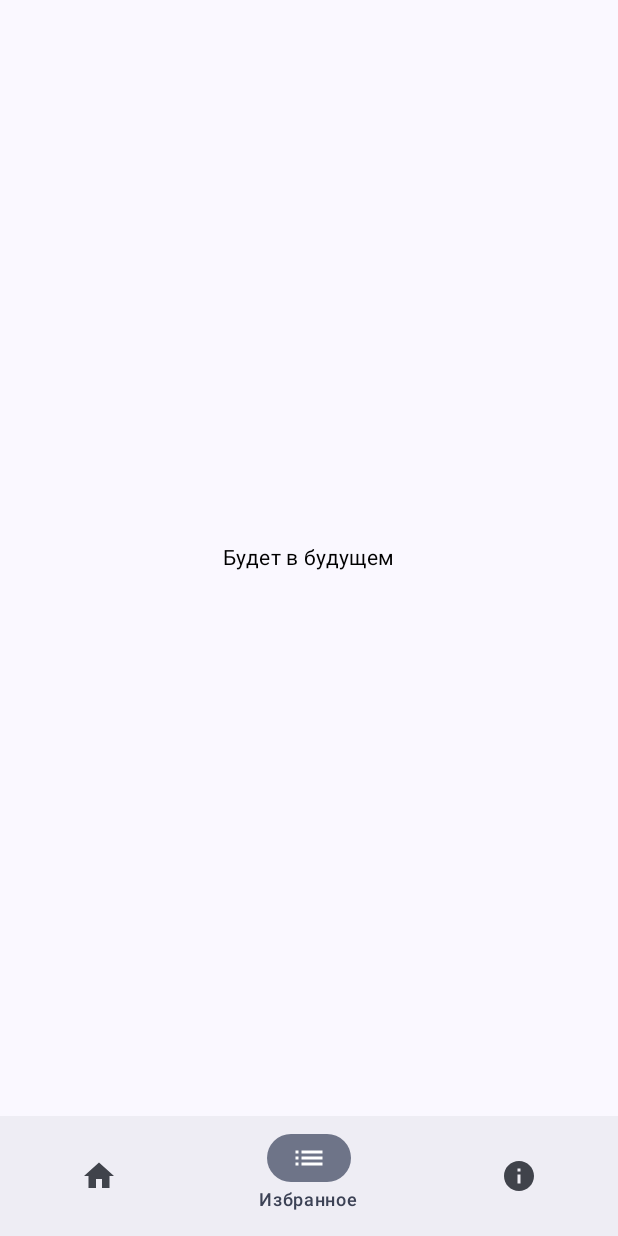
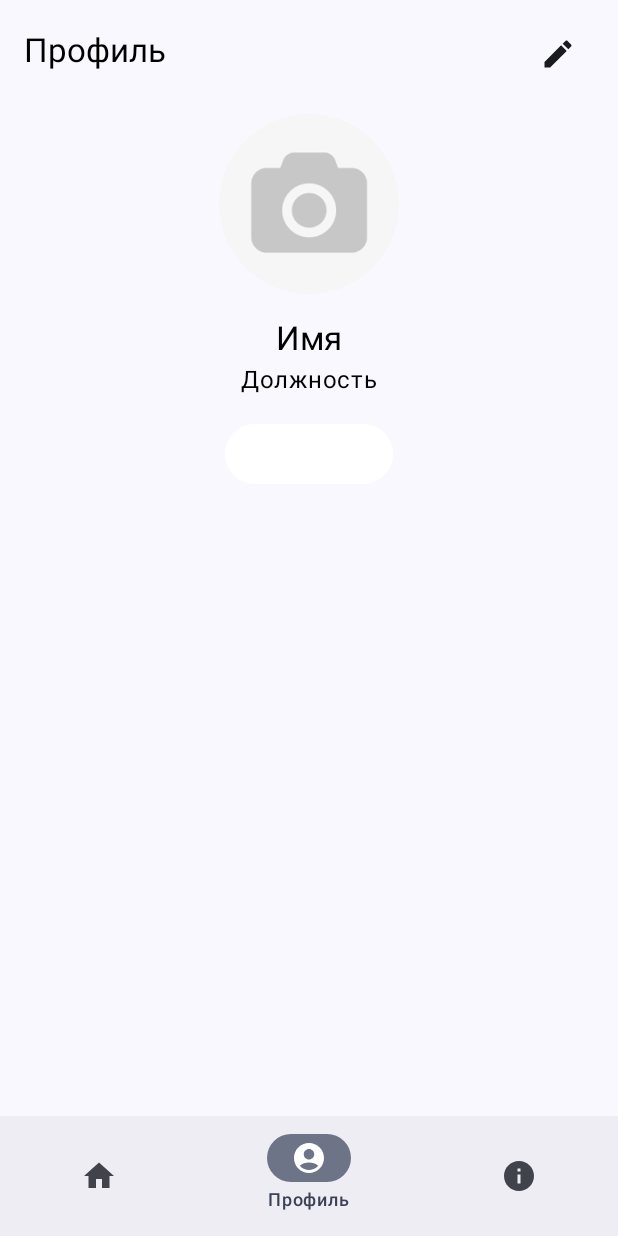
Before and after one commit to Aranthar/Bookshop, an Android app built with Jetpack Compose: the screen it shows after launch (MainActivity), item 2 of the bottom bar chosen, on a phone screen of 412 x 824 dp. Run offline under Robolectric (Android 15) with nearby library versions, the phone set to English and light mode, and no system bars; our stand-ins replace Dagger/Hilt's generated code, Room's generated code.

Commit message:
Написал базовую реализацию экрана Аккаунта

```diff
--- /dev/null
+++ b/app/src/main/java/ru/bookshop/data/models/AccountDTO.kt
@@ -0,0 +1,8 @@
+package ru.bookshop.data.models
+
+data class AccountDTO(
+    val image: Int? = null,
+    val name: String = "Имя",
+    val job: String = "Должность",
+    val resumeUrl: String? = null,
+): DTO()
--- a/app/src/main/java/ru/bookshop/ui/navigation/BottomNavigationBar.kt
+++ b/app/src/main/java/ru/bookshop/ui/navigation/BottomNavigationBar.kt
@@ -35,8 +35,8 @@ fun BottomNavigationBar(
                 onClick = {
                     when (item.name) {
                         currentRoute -> return@NavigationBarItem
-                        Screens.CatalogScreen.name -> {
-                            navController.navigate(Screens.CatalogScreen.name) {
+                        Screens.AccountScreen.name -> {
+                            navController.navigate(Screens.AccountScreen.name) {
                                 popUpTo(Screens.HomeScreen.name) { inclusive = false }
                             }
                         }
--- a/app/src/main/java/ru/bookshop/ui/navigation/NavGraph.kt
+++ b/app/src/main/java/ru/bookshop/ui/navigation/NavGraph.kt
@@ -12,9 +12,10 @@ import androidx.navigation.compose.NavHost
 import androidx.navigation.compose.composable
 import androidx.navigation.compose.currentBackStackEntryAsState
 import androidx.navigation.navArgument
+import ru.bookshop.data.models.AccountDTO
+import ru.bookshop.ui.screens.account.ui.AccountScreen
 import ru.bookshop.ui.screens.authors.ui.AuthorsScreen
 import ru.bookshop.ui.screens.books.ui.BooksScreen
-import ru.bookshop.ui.screens.catalog.ui.CatalogScreen
 import ru.bookshop.ui.screens.details.ui.DetailsScreen
 
 class NavGraph(
@@ -30,7 +31,7 @@ class NavGraph(
             contentAlignment = Alignment.TopStart
         ) {
             composable(Screens.HomeScreen.name) { CreateHomeScreen() }
-            composable(Screens.CatalogScreen.name) { CreateCatalogScreen() }
+            composable(Screens.AccountScreen.name) { CreateAccountScreen() }
             composable(Screens.AuthorsScreen.name) { CreateAuthorsScreen() }
             composable(
                 route = "${Screens.DetailsScreen.name}?$BOOK_ID={$BOOK_ID}",
@@ -54,8 +55,14 @@ class NavGraph(
     }
 
     @Composable
-    private fun CreateCatalogScreen() {
-        CatalogScreen()
+    private fun CreateAccountScreen() {
+        AccountScreen(
+            info = AccountDTO(),
+            onEditClick = {
+//                navController.navigate(Screens.AccountEditScreen.name)
+            },
+            onResumeClick = {}
+        )
     }
 
     @Composable
--- a/app/src/main/java/ru/bookshop/ui/navigation/Screens.kt
+++ b/app/src/main/java/ru/bookshop/ui/navigation/Screens.kt
@@ -2,19 +2,20 @@ package ru.bookshop.ui.navigation
 
 import androidx.compose.material.icons.Icons
 import androidx.compose.material.icons.automirrored.filled.List
+import androidx.compose.material.icons.filled.AccountCircle
 import androidx.compose.material.icons.filled.Home
 import androidx.compose.material.icons.filled.Info
 import androidx.compose.ui.graphics.vector.ImageVector
 
 enum class Screens(val title: String? = null, val imageVector: ImageVector? = null) {
     HomeScreen("Главная", Icons.Filled.Home),
-    CatalogScreen("Избранное", Icons.AutoMirrored.Filled.List),
+    AccountScreen("Профиль", Icons.Filled.AccountCircle),
     AuthorsScreen("Об авторах", Icons.Filled.Info),
     DetailsScreen;
 
     companion object {
         fun getBottomItems(): List<Screens> {
-            return listOf(HomeScreen, CatalogScreen, AuthorsScreen)
+            return listOf(HomeScreen, AccountScreen, AuthorsScreen)
         }
     }
 }
--- /dev/null
+++ b/app/src/main/java/ru/bookshop/ui/screens/account/models/AccountEvent.kt
@@ -0,0 +1,5 @@
+package ru.bookshop.ui.screens.account.models
+
+sealed class AccountEvent {
+
+}
--- /dev/null
+++ b/app/src/main/java/ru/bookshop/ui/screens/account/models/AccountViewState.kt
@@ -0,0 +1,7 @@
+package ru.bookshop.ui.screens.account.models
+
+import ru.bookshop.data.models.AccountDTO
+
+data class AccountViewState(
+    val accountInfo: AccountDTO = AccountDTO(),
+)
--- /dev/null
+++ b/app/src/main/java/ru/bookshop/ui/screens/account/presentation/AccountViewModel.kt
@@ -0,0 +1,16 @@
+package ru.bookshop.ui.screens.account.presentation
+
+import dagger.hilt.android.lifecycle.HiltViewModel
+import ru.bookshop.data.models.AccountDTO
+import ru.bookshop.ui.common.models.BaseViewModel
+import ru.bookshop.ui.screens.account.models.AccountEvent
+import ru.bookshop.ui.screens.account.models.AccountViewState
+import javax.inject.Inject
+
+@HiltViewModel
+class AccountViewModel @Inject constructor() :
+    BaseViewModel<AccountViewState, AccountEvent>(AccountViewState()) {
+
+        private val accountInfo = AccountDTO()
+
+}
--- /dev/null
+++ b/app/src/main/java/ru/bookshop/ui/screens/account/ui/AccountScreen.kt
@@ -0,0 +1,50 @@
+package ru.bookshop.ui.screens.account.ui
+
+import androidx.compose.foundation.layout.Arrangement
+import androidx.compose.foundation.layout.Column
+import androidx.compose.foundation.layout.fillMaxSize
+import androidx.compose.foundation.layout.padding
+import androidx.compose.runtime.Composable
+import androidx.compose.ui.Alignment
+import androidx.compose.ui.Modifier
+import androidx.compose.ui.tooling.preview.Preview
+import androidx.compose.ui.unit.dp
+import ru.bookshop.data.models.AccountDTO
+import ru.bookshop.ui.screens.account.ui.views.AccountContent
+import ru.bookshop.ui.screens.account.ui.views.AccountTitle
+import ru.bookshop.ui.theme.BookshopTheme
+
+@Composable
+fun AccountScreen(
+    info: AccountDTO,
+    onEditClick: () -> Unit,
+    onResumeClick: () -> Unit,
+) {
+    Column(
+        verticalArrangement = Arrangement.Top,
+        horizontalAlignment = Alignment.CenterHorizontally,
+        modifier = Modifier
+            .fillMaxSize()
+            .padding(vertical = 12.dp, horizontal = 16.dp),
+    ) {
+        AccountTitle(onEditClick)
+        AccountContent(
+            image = info.image,
+            name = info.name,
+            job = info.job,
+            onResumeClick = onResumeClick,
+        )
+    }
+}
+
+@Preview(showBackground = true)
+@Composable
+fun PreviewAccountScreen() {
+    BookshopTheme {
+        AccountScreen(
+            info = AccountDTO(),
+            onEditClick = {},
+            onResumeClick = {},
+        )
+    }
+}
--- /dev/null
+++ b/app/src/main/java/ru/bookshop/ui/screens/account/ui/views/AccountContent.kt
@@ -0,0 +1,96 @@
+package ru.bookshop.ui.screens.account.ui.views
+
+import androidx.compose.foundation.Image
+import androidx.compose.foundation.layout.Arrangement
+import androidx.compose.foundation.layout.Column
+import androidx.compose.foundation.layout.Spacer
+import androidx.compose.foundation.layout.fillMaxWidth
+import androidx.compose.foundation.layout.padding
+import androidx.compose.foundation.layout.size
+import androidx.compose.foundation.shape.RoundedCornerShape
+import androidx.compose.material3.Button
+import androidx.compose.material3.ButtonColors
+import androidx.compose.material3.MaterialTheme
+import androidx.compose.material3.Text
+import androidx.compose.runtime.Composable
+import androidx.compose.ui.Alignment
+import androidx.compose.ui.Modifier
+import androidx.compose.ui.draw.clip
+import androidx.compose.ui.graphics.Color
+import androidx.compose.ui.layout.ContentScale
+import androidx.compose.ui.res.painterResource
+import androidx.compose.ui.tooling.preview.Preview
+import androidx.compose.ui.unit.dp
+import ru.bookshop.R
+import ru.bookshop.data.models.AccountDTO
+import ru.bookshop.ui.theme.BookshopTheme
+
+@Composable
+fun AccountContent(
+    image: Int?,
+    name: String,
+    job: String,
+    onResumeClick: () -> Unit,
+) {
+    Column(
+        verticalArrangement = Arrangement.Top,
+        horizontalAlignment = Alignment.CenterHorizontally,
+        modifier = Modifier.fillMaxWidth(),
+    ) {
+        Image(
+            painter = painterResource(image ?: R.drawable.no_photo),
+            contentDescription = "Profile image",
+            contentScale = ContentScale.Crop,
+            modifier = Modifier
+                .size(120.dp)
+                .clip(RoundedCornerShape(50)),
+        )
+
+        Spacer(modifier = Modifier.size(16.dp))
+
+        Text(
+            text = name,
+            style = MaterialTheme.typography.titleLarge,
+            color = Color.Black,
+            modifier = Modifier.padding(bottom = 4.dp),
+        )
+
+        Text(
+            text = job,
+            style = MaterialTheme.typography.bodyLarge,
+            color = Color.Black,
+        )
+
+        Spacer(modifier = Modifier.size(16.dp))
+
+        Button(
+            onClick = onResumeClick,
+            colors = ButtonColors(
+                contentColor = Color.White,
+                containerColor = MaterialTheme.colorScheme.onSecondaryContainer,
+                disabledContentColor = Color.White,
+                disabledContainerColor = MaterialTheme.colorScheme.onSecondaryContainer,
+            )
+        ) {
+            Text(
+                text = "Резюме",
+                style = MaterialTheme.typography.bodyLarge,
+            )
+        }
+    }
+}
+
+@Preview(showBackground = true)
+@Composable
+fun PreviewAccountContent() {
+    val info = AccountDTO()
+
+    BookshopTheme {
+        AccountContent(
+            image = info.image,
+            name = info.name,
+            job = info.job,
+            onResumeClick = {},
+        )
+    }
+}
--- /dev/null
+++ b/app/src/main/java/ru/bookshop/ui/screens/account/ui/views/AccountTitle.kt
@@ -0,0 +1,54 @@
+package ru.bookshop.ui.screens.account.ui.views
+
+import androidx.compose.foundation.layout.Arrangement
+import androidx.compose.foundation.layout.Row
+import androidx.compose.foundation.layout.fillMaxWidth
+import androidx.compose.foundation.layout.padding
+import androidx.compose.material3.Icon
+import androidx.compose.material3.IconButton
+import androidx.compose.material3.MaterialTheme
+import androidx.compose.material3.Text
+import androidx.compose.runtime.Composable
+import androidx.compose.ui.Alignment
+import androidx.compose.ui.Modifier
+import androidx.compose.ui.graphics.Color
+import androidx.compose.ui.res.painterResource
+import androidx.compose.ui.tooling.preview.Preview
+import androidx.compose.ui.unit.dp
+import ru.bookshop.R
+import ru.bookshop.ui.theme.BookshopTheme
+
+@Composable
+fun AccountTitle( onEditClick: () -> Unit) {
+    Row(
+        verticalAlignment = Alignment.CenterVertically,
+        horizontalArrangement = Arrangement.SpaceBetween,
+        modifier = Modifier
+            .fillMaxWidth()
+            .padding(bottom = 16.dp),
+    ) {
+        Text(
+            text = "Профиль",
+            style = MaterialTheme.typography.titleLarge,
+            color = Color.Black,
+            modifier = Modifier.padding(bottom = 4.dp),
+        )
+
+        IconButton(onEditClick) {
+            Icon(
+                painter = painterResource(R.drawable.ic_edit),
+                contentDescription = "edit profile"
+            )
+        }
+    }
+}
+
+@Preview(showBackground = true)
+@Composable
+fun PreviewAccountTitle() {
+    BookshopTheme {
+        AccountTitle(
+            onEditClick = {},
+        )
+    }
+}
--- a/app/src/main/java/ru/bookshop/ui/screens/catalog/ui/CatalogScreen.kt
+++ /dev/null
@@ -1,26 +0,0 @@
-package ru.bookshop.ui.screens.catalog.ui
-
-import androidx.compose.foundation.layout.Arrangement
-import androidx.compose.foundation.layout.Column
-import androidx.compose.foundation.layout.fillMaxSize
-import androidx.compose.material3.MaterialTheme
-import androidx.compose.material3.Text
-import androidx.compose.runtime.Composable
-import androidx.compose.ui.Alignment
-import androidx.compose.ui.Modifier
-import androidx.compose.ui.graphics.Color
-
-@Composable
-fun CatalogScreen() {
-    Column(
-        horizontalAlignment = Alignment.CenterHorizontally,
-        verticalArrangement = Arrangement.Center,
-        modifier = Modifier.fillMaxSize()
-    ) {
-        Text(
-            text = "Будет в будущем",
-            style = MaterialTheme.typography.bodyMedium,
-            color = Color.Black,
-        )
-    }
-}
--- /dev/null
+++ b/app/src/main/res/drawable/ic_edit.xml
@@ -0,0 +1,5 @@
+<vector xmlns:android="http://schemas.android.com/apk/res/android" android:height="24dp" android:tint="#000000" android:viewportHeight="24" android:viewportWidth="24" android:width="24dp">
+
+    <path android:fillColor="@android:color/white" android:pathData="M3,17.25V21h3.75L17.81,9.94l-3.75,-3.75L3,17.25zM20.71,7.04c0.39,-0.39 0.39,-1.02 0,-1.41l-2.34,-2.34c-0.39,-0.39 -1.02,-0.39 -1.41,0l-1.83,1.83 3.75,3.75 1.83,-1.83z"/>
+
+</vector>
```
Also changed, not shown: app/src/main/res/drawable/no_photo.png (added).
